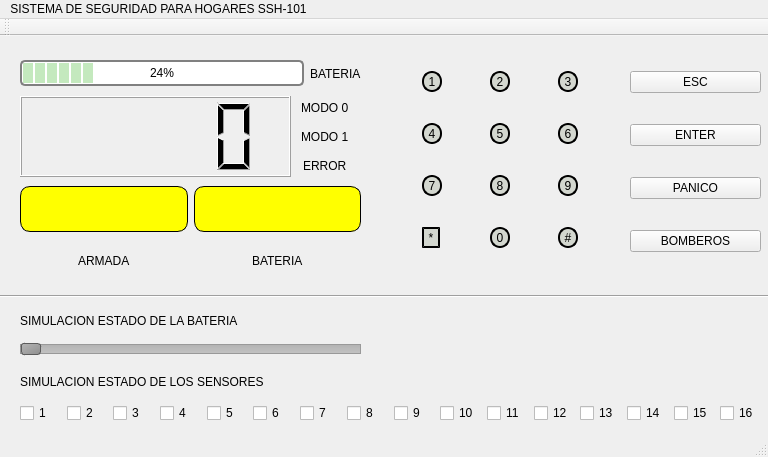
This is project_4/alarm.ui in jpmh1309/mp6118_v-v_sw as Qt 5 draws it before an edit. The edited form follows.
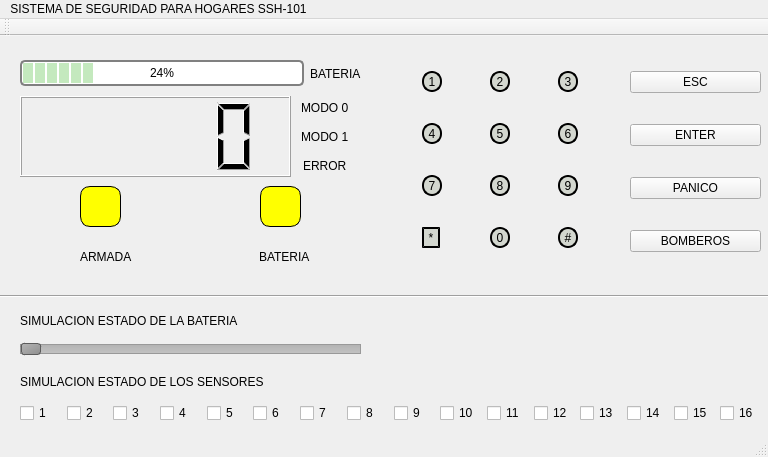
This is the edited form.

Diff of the .ui file:
```diff
--- a/project_4/alarm.ui
+++ b/project_4/alarm.ui
@@ -703,58 +703,6 @@
    <widget class="QWidget" name="layoutWidget">
     <property name="geometry">
      <rect>
-      <x>20</x>
-      <y>150</y>
-      <width>341</width>
-      <height>98</height>
-     </rect>
-    </property>
-    <layout class="QGridLayout" name="gridLayout_2">
-     <item row="1" column="0" alignment="Qt::AlignHCenter">
-      <widget class="QLabel" name="label_4">
-       <property name="styleSheet">
-        <string notr="true">font: 12pt &quot;Tlwg Mono&quot;;</string>
-       </property>
-       <property name="text">
-        <string>ARMADA</string>
-       </property>
-      </widget>
-     </item>
-     <item row="1" column="1" alignment="Qt::AlignHCenter">
-      <widget class="QLabel" name="label_3">
-       <property name="styleSheet">
-        <string notr="true">font: 12pt &quot;Tlwg Mono&quot;;</string>
-       </property>
-       <property name="text">
-        <string>BATERIA</string>
-       </property>
-      </widget>
-     </item>
-     <item row="0" column="1">
-      <widget class="QLabel" name="label_7">
-       <property name="styleSheet">
-        <string notr="true">QLabel {background-color : yellow; border-color : black; border-width : 1px; border-style : solid; border-radius : 10px; min-height: 20px; min-width: 20px}</string>
-       </property>
-       <property name="text">
-        <string/>
-       </property>
-      </widget>
-     </item>
-     <item row="0" column="0">
-      <widget class="QLabel" name="label_8">
-       <property name="styleSheet">
-        <string notr="true">QLabel {background-color : yellow; border-color : black; border-width : 1px; border-style : solid; border-radius : 10px; min-height: 20px; min-width: 20px}</string>
-       </property>
-       <property name="text">
-        <string/>
-       </property>
-      </widget>
-     </item>
-    </layout>
-   </widget>
-   <widget class="QWidget" name="">
-    <property name="geometry">
-     <rect>
       <x>290</x>
       <y>60</y>
       <width>71</width>
@@ -794,6 +742,70 @@
      </item>
     </layout>
    </widget>
+   <widget class="QWidget" name="">
+    <property name="geometry">
+     <rect>
+      <x>20</x>
+      <y>200</y>
+      <width>351</width>
+      <height>41</height>
+     </rect>
+    </property>
+    <layout class="QHBoxLayout" name="horizontalLayout_2">
+     <item alignment="Qt::AlignHCenter">
+      <widget class="QLabel" name="label_4">
+       <property name="styleSheet">
+        <string notr="true">font: 12pt bold &quot;Tlwg Mono&quot;;</string>
+       </property>
+       <property name="text">
+        <string>ARMADA</string>
+       </property>
+      </widget>
+     </item>
+     <item alignment="Qt::AlignHCenter">
+      <widget class="QLabel" name="label_3">
+       <property name="styleSheet">
+        <string notr="true">font: 12pt bold &quot;Tlwg Mono&quot;;</string>
+       </property>
+       <property name="text">
+        <string>BATERIA</string>
+       </property>
+      </widget>
+     </item>
+    </layout>
+   </widget>
+   <widget class="QLabel" name="label_7">
+    <property name="geometry">
+     <rect>
+      <x>260</x>
+      <y>150</y>
+      <width>41</width>
+      <height>41</height>
+     </rect>
+    </property>
+    <property name="styleSheet">
+     <string notr="true">QLabel {background-color : yellow; border-color : black; border-width : 1px; border-style : solid; border-radius : 10px; min-height: 20px; min-width: 20px}</string>
+    </property>
+    <property name="text">
+     <string/>
+    </property>
+   </widget>
+   <widget class="QLabel" name="label_8">
+    <property name="geometry">
+     <rect>
+      <x>80</x>
+      <y>150</y>
+      <width>41</width>
+      <height>41</height>
+     </rect>
+    </property>
+    <property name="styleSheet">
+     <string notr="true">QLabel {background-color : yellow; border-color : black; border-width : 1px; border-style : solid; border-radius : 10px; min-height: 20px; min-width: 20px}</string>
+    </property>
+    <property name="text">
+     <string/>
+    </property>
+   </widget>
   </widget>
   <widget class="QMenuBar" name="menubar">
    <property name="geometry">
```
Left out of the diff: 26 changed lines with no effect on the pictures.
